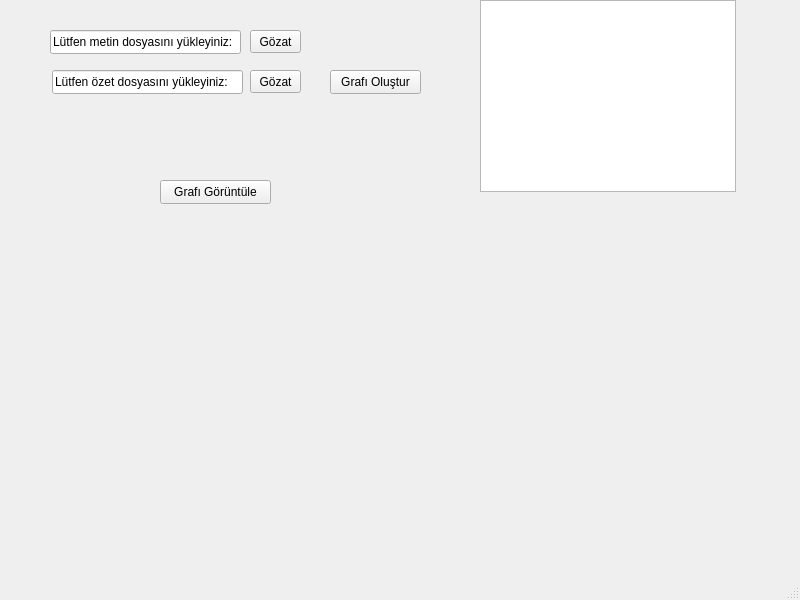
This is mainwindow.ui in MuhammetErenGur/text-summarizer as Qt 5 draws it before an edit. The edited form follows.
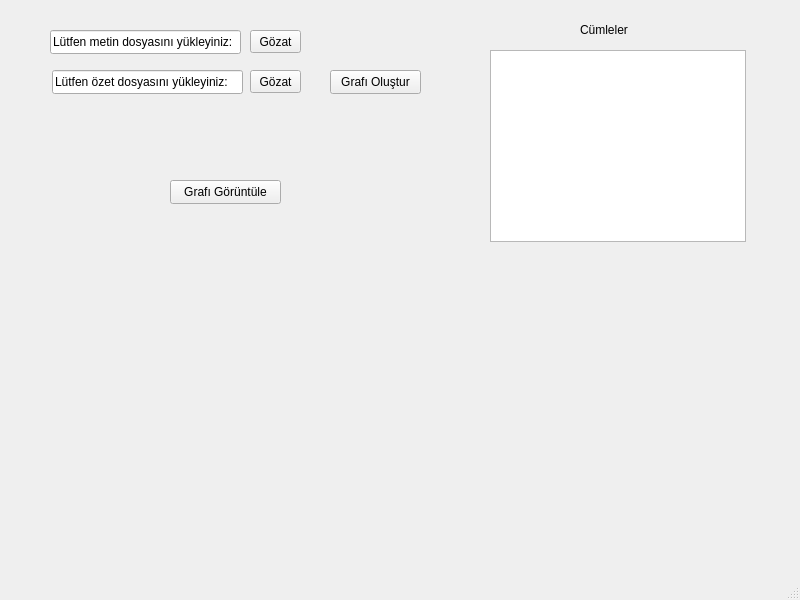
This is the edited form.

Patch:
```diff
--- a/mainwindow.ui
+++ b/mainwindow.ui
@@ -122,8 +122,8 @@
    <widget class="QTextBrowser" name="nodeSentence">
     <property name="geometry">
      <rect>
-      <x>480</x>
-      <y>0</y>
+      <x>490</x>
+      <y>50</y>
       <width>256</width>
       <height>192</height>
      </rect>
@@ -132,16 +132,16 @@
    <widget class="QWidget" name="widget_2" native="true">
     <property name="geometry">
      <rect>
-      <x>140</x>
+      <x>50</x>
       <y>160</y>
-      <width>151</width>
+      <width>401</width>
       <height>61</height>
      </rect>
     </property>
     <widget class="QPushButton" name="pushButton_2">
      <property name="geometry">
       <rect>
-       <x>20</x>
+       <x>120</x>
        <y>20</y>
        <width>111</width>
        <height>24</height>
@@ -152,6 +152,19 @@
      </property>
     </widget>
    </widget>
+   <widget class="QLabel" name="label">
+    <property name="geometry">
+     <rect>
+      <x>580</x>
+      <y>20</y>
+      <width>63</width>
+      <height>20</height>
+     </rect>
+    </property>
+    <property name="text">
+     <string>Cümleler</string>
+    </property>
+   </widget>
   </widget>
   <widget class="QMenuBar" name="menubar">
    <property name="geometry">
```
